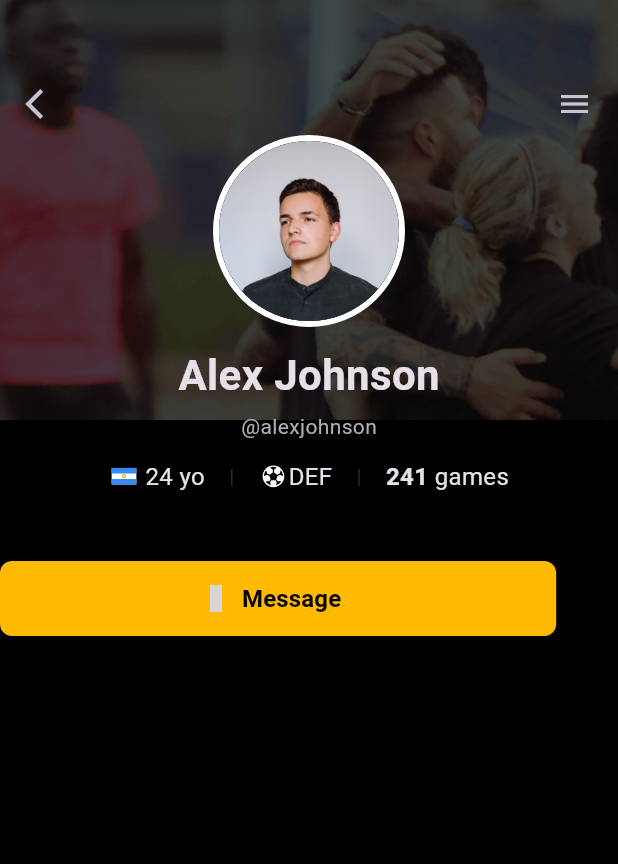
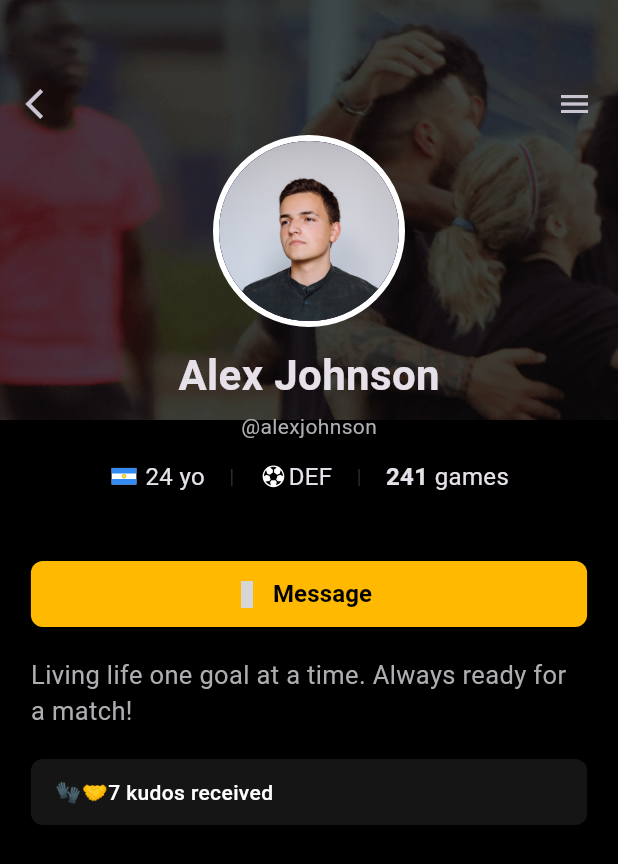
Before and after one commit to vladi2998/celebreak_profile_page, a Flutter app: the screen it shows after launch, on a phone screen of 412 x 824 dp. Shown: the top 864 px of the screen. Run offline on Flutter 3.47's test engine with Material 3 defaults, Android fonts, the phone set to English and light mode, and no system bars; our stand-ins replace eva_icons_flutter, flutter_svg; grey boxes are pictures that could not be loaded.

Commit message:
feat: close design and structure for user_info_section Widget

```diff
--- a/lib/src/features/profile/presentation/widgets/user_info_section.dart
+++ b/lib/src/features/profile/presentation/widgets/user_info_section.dart
@@ -7,14 +7,20 @@
 
   @override
   Widget build(BuildContext context) {
+    final screenWidth = MediaQuery.of(context).size.width;
+    const double horizontalPaddingRatio = 0.9;
+
     return Column(
       crossAxisAlignment: CrossAxisAlignment.center,
       children: [
+        // 1. Message Button
         SizedBox(
-          width: MediaQuery.of(context).size.width * 0.9,
-          height: 50,
+          width: screenWidth * horizontalPaddingRatio,
+          height: 44,
           child: ElevatedButton.icon(
-            onPressed: () {},
+            onPressed: () {
+              print('Message button pressed!');
+            },
             icon: const Icon(EvaIcons.messageCircleOutline),
             label: const Text(
               'Message',
@@ -30,7 +36,52 @@
               shape: RoundedRectangleBorder(
                 borderRadius: BorderRadius.circular(8),
               ),
+              elevation: 0,
             ),
+          ),
+        ),
+        const SizedBox(height: 20),
+        // 2. Bio Text
+        Padding(
+          padding: EdgeInsets.symmetric(
+            horizontal: screenWidth * (1 - horizontalPaddingRatio) / 2,
+          ),
+          child: const Align(
+            alignment: Alignment.centerLeft,
+            child: Text(
+              'Living life one goal at a time. Always ready for a match!',
+              style: TextStyle(
+                color: Color.fromRGBO(174, 174, 178, 1),
+                fontSize: 17,
+                fontWeight: FontWeight.w400,
+              ),
+              textAlign: TextAlign.left,
+            ),
+          ),
+        ),
+        const SizedBox(height: 20),
+        // 3. "kudos received" Section
+        Container(
+          width: screenWidth * horizontalPaddingRatio,
+          padding: const EdgeInsets.symmetric(horizontal: 16, vertical: 12),
+          decoration: BoxDecoration(
+            color: const Color.fromRGBO(21, 21, 21, 1),
+            borderRadius: BorderRadius.circular(8),
+          ),
+          child: Row(
+            mainAxisSize: MainAxisSize.min,
+            children: [
+              const Text('🧤'),
+              const Text('🤝'),
+              const Text(
+                '7 kudos received',
+                style: TextStyle(
+                  color: Colors.white,
+                  fontSize: 14,
+                  fontWeight: FontWeight.w500,
+                ),
+              ),
+            ],
           ),
         ),
       ],
```
